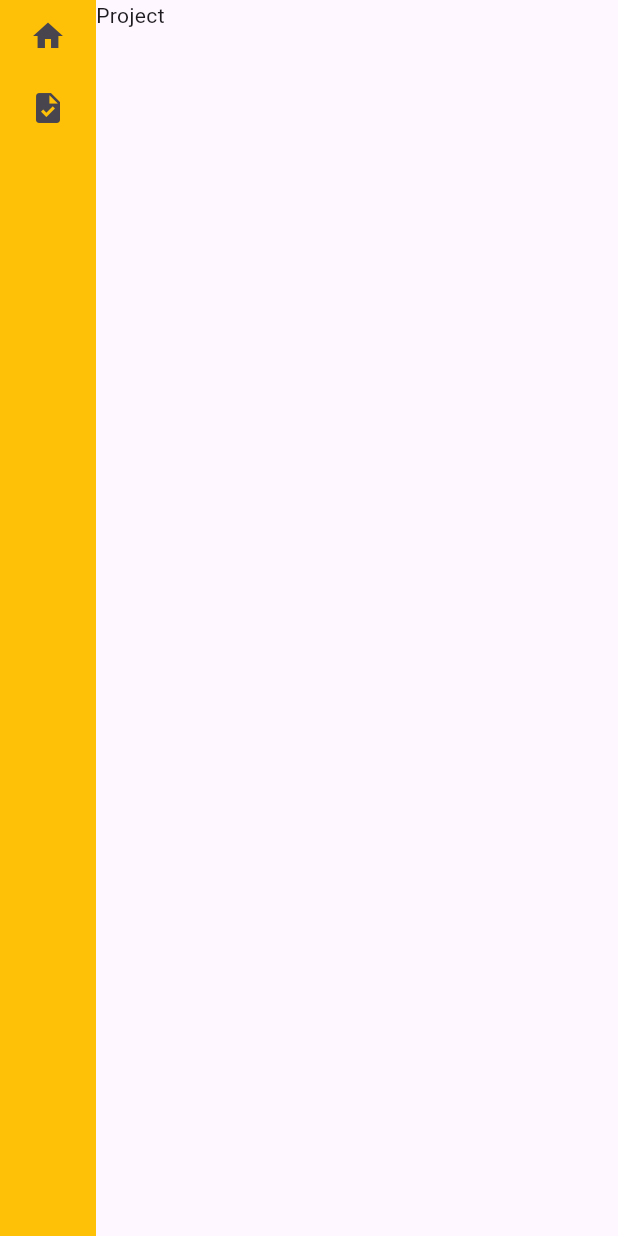
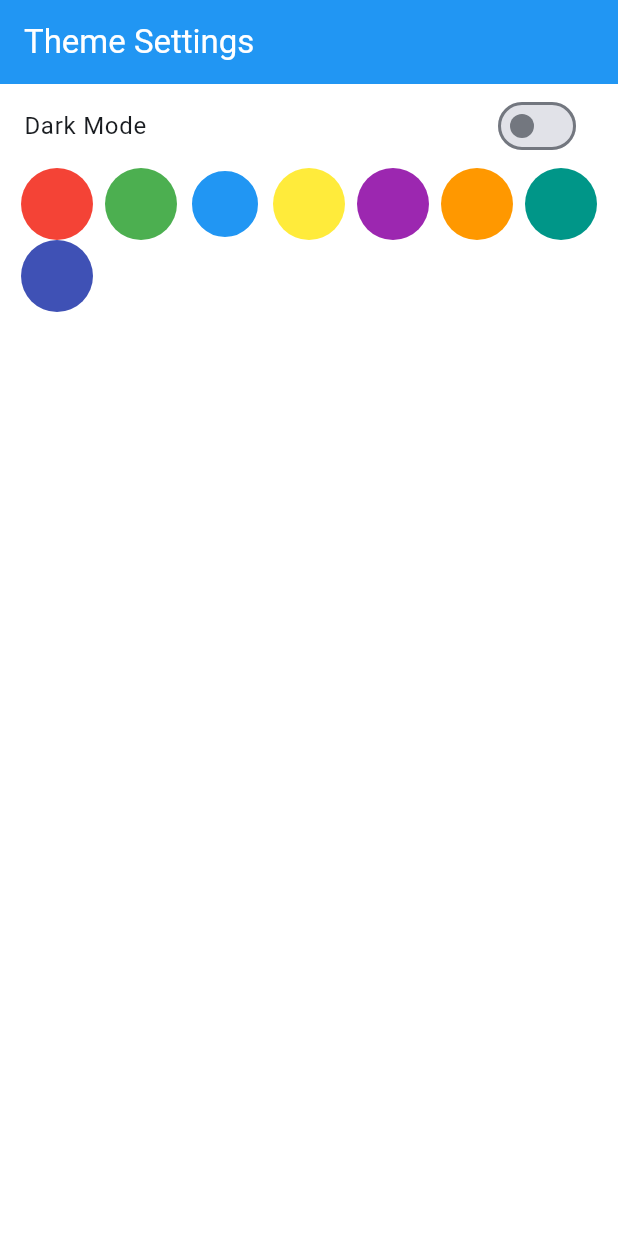
Before and after one commit to borisdulov/kaban_frontend, a Flutter app: the screen it shows after launch, on a phone screen of 412 x 824 dp. Run offline on Flutter 3.47's test engine with Material 3 defaults, Android fonts, the phone set to English and light mode, and no system bars; our stand-ins replace flutter_bloc, go_router.

Commit message:
✨ перделал

```diff
--- /dev/null
+++ b/lib/feature/theme/domain/cubit/theme_cubit.dart
@@ -0,0 +1,79 @@
+import 'package:flutter/material.dart';
+import 'package:flutter_bloc/flutter_bloc.dart';
+import '../entity/theme_color.dart';
+import '../state/theme_state.dart';
+
+class ThemeCubit extends Cubit<ThemeState> {
+  ThemeCubit() : super(
+    ThemeState(
+      themeData: _createThemeData(ThemeColor.blue, Brightness.light),
+      selectedColor: ThemeColor.blue,
+      brightness: Brightness.light,
+    )
+  );
+
+  void changeThemeColor(ThemeColor color) {
+    final newThemeData = _createThemeData(color, state.brightness);
+    emit(state.copyWith(
+      themeData: newThemeData,
+      selectedColor: color,
+    ));
+  }
+
+  void toggleBrightness() {
+    final newBrightness = state.brightness == Brightness.light
+      ? Brightness.dark
+      : Brightness.light;
+
+    final newThemeData = _createThemeData(state.selectedColor, newBrightness);
+    emit(state.copyWith(
+      themeData: newThemeData,
+      brightness: newBrightness,
+    ));
+  }
+
+  static ThemeData _createThemeData(ThemeColor themeColor, Brightness brightness) {
+    final bool isDark = brightness == Brightness.dark;
+
+    // Настраиваем оттенки цвета в зависимости от яркости
+    final ColorScheme colorScheme = ColorScheme.fromSeed(
+      seedColor: themeColor.color,
+      brightness: brightness,
+      primary: themeColor.color,
+      // Настраиваем вторичные цвета
+      secondary: isDark
+        ? themeColor.color.withOpacity(0.7)
+        : themeColor.color.withOpacity(0.8),
+      // Настраиваем фон
+      background: isDark
+        ? Colors.grey[900]!
+        : Colors.grey[50]!,
+      // Настраиваем поверхности
+      surface: isDark
+        ? Colors.grey[800]!
+        : Colors.white,
+    );
+
+    return ThemeData(
+      colorScheme: colorScheme,
+      brightness: brightness,
+      useMaterial3: true,
+      // Настраиваем цвета AppBar
+      appBarTheme: AppBarTheme(
+        backgroundColor: isDark
+          ? colorScheme.surface
+          : colorScheme.primary,
+        foregroundColor: isDark
+          ? colorScheme.onSurface
+          : colorScheme.onPrimary,
+      ),
+      // Настраиваем цвета кнопок
+      elevatedButtonTheme: ElevatedButtonThemeData(
+        style: ElevatedButton.styleFrom(
+          backgroundColor: colorScheme.primary,
+          foregroundColor: colorScheme.onPrimary,
+        ),
+      ),
+    );
+  }
+}
--- /dev/null
+++ b/lib/feature/theme/domain/entity/theme_color.dart
@@ -0,0 +1,15 @@
+import 'package:flutter/material.dart';
+
+enum ThemeColor {
+  red(Colors.red),
+  green(Colors.green),
+  blue(Colors.blue),
+  yellow(Colors.yellow),
+  purple(Colors.purple),
+  orange(Colors.orange),
+  teal(Colors.teal),
+  indigo(Colors.indigo);
+
+  final Color color;
+  const ThemeColor(this.color);
+}
--- /dev/null
+++ b/lib/feature/theme/domain/state/theme_state.dart
@@ -0,0 +1,26 @@
+import 'package:flutter/material.dart';
+import '../entity/theme_color.dart';
+
+class ThemeState {
+  final ThemeData themeData;
+  final ThemeColor selectedColor;
+  final Brightness brightness;
+
+  ThemeState({
+    required this.themeData,
+    required this.selectedColor,
+    required this.brightness,
+  });
+
+  ThemeState copyWith({
+    ThemeData? themeData,
+    ThemeColor? selectedColor,
+    Brightness? brightness,
+  }) {
+    return ThemeState(
+      themeData: themeData ?? this.themeData,
+      selectedColor: selectedColor ?? this.selectedColor,
+      brightness: brightness ?? this.brightness,
+    );
+  }
+}
--- a/lib/feature/theme/presentation/theme_change_button.dart
+++ b/lib/feature/theme/presentation/theme_change_button.dart
@@ -1,44 +1,52 @@
 import 'package:flutter/material.dart';
 import 'package:flutter_bloc/flutter_bloc.dart';
-import 'package:kaban_frontend/feature/theme/data/theme_provider.dart';
-import '../domain/theme_cubit.dart';
-//.
-class ThemeChangeButton extends StatelessWidget {
+import 'package:kaban_frontend/feature/theme/domain/cubit/theme_cubit.dart';
+import 'package:kaban_frontend/feature/theme/domain/entity/theme_color.dart';
+import 'package:kaban_frontend/feature/theme/domain/state/theme_state.dart';
+
+class ThemeSettingsPage extends StatelessWidget {
   @override
   Widget build(BuildContext context) {
-    return IconButton(
-      icon: Icon(Icons.color_lens),
-      onPressed: () {
-        showDialog(
-          context: context,
-          builder: (BuildContext context) {
-            return AlertDialog(
-              title: Text("Выберите цвет темы"),
-              content: SingleChildScrollView(
-                child: Column(
-                  children: ThemeDataProvider.primaryColors.map((color) {
-                    return GestureDetector(
+    return BlocBuilder<ThemeCubit, ThemeState>(
+      builder: (context, state) {
+        return Scaffold(
+          appBar: AppBar(
+            title: Text('Theme Settings'),
+          ),
+          body: Column(
+            children: [
+              // Переключатель темной/светлой темы
+              SwitchListTile(
+                title: Text('Dark Mode'),
+                value: state.brightness == Brightness.dark,
+                onChanged: (bool value) {
+                  context.read<ThemeCubit>().toggleBrightness();
+                },
+              ),
+              // Выбор цвета темы
+              Wrap(
+                spacing: 8.0,
+                children: ThemeColor.values.map((color) {
+                  return InkWell(
                     onTap: () {
-                        BlocProvider.of<ThemeCubit>(context).changeTheme(color);
-                        Navigator.of(context).pop();
-                        context.read<ThemeCubit>().changeTheme(color);
+                      context.read<ThemeCubit>().changeThemeColor(color);
                     },
                     child: Container(
-                        height: 50,
-                        width: 50,
-                        child: Padding(
-                          padding: EdgeInsets.all(10)),
+                      width: 48,
+                      height: 48,
                       decoration: BoxDecoration(
-                          color: color,
-                          shape: BoxShape.circle
-                        )
+                        color: color.color,
+                        shape: BoxShape.circle,
+                        border: state.selectedColor == color
+                          ? Border.all(width: 2, color: Colors.white)
+                          : null,
+                      ),
                     ),
                   );
                 }).toList(),
               ),
+            ],
           ),
-            );
-          },
         );
       },
     );
--- a/lib/main.dart
+++ b/lib/main.dart
@@ -1,20 +1,28 @@
 import 'package:flutter/material.dart';
-import 'package:kaban_frontend/core/router/app_router.dart';
-import 'package:kaban_frontend/feature/config/bloc/config_provider.dart';
+import 'package:flutter_bloc/flutter_bloc.dart';
+import 'package:kaban_frontend/feature/theme/domain/cubit/theme_cubit.dart';
+import 'package:kaban_frontend/feature/theme/domain/state/theme_state.dart';
+import 'package:kaban_frontend/feature/theme/presentation/theme_change_button.dart';
 
 void main() {
-  runApp(const MyApp());
+  runApp(
+    BlocProvider(
+      create: (context) => ThemeCubit(),
+      child: MyApp(),
+    ),
+  );
 }
 
 class MyApp extends StatelessWidget {
-  const MyApp({super.key});
-
   @override
   Widget build(BuildContext context) {
-    return ConfigProvider(
-      child: MaterialApp.router(
-        routerConfig: AppRouter.config,
-      ),
+    return BlocBuilder<ThemeCubit, ThemeState>(
+      builder: (context, state) {
+        return MaterialApp(
+          theme: state.themeData,
+          home: ThemeSettingsPage(),
+        );
+      },
     );
   }
 }
```
Also changed, not shown: lib/feature/theme/domain/theme_cubit.dart (deleted, +0 -15 lines). Lines whose indentation alone changed are shown as unchanged.
